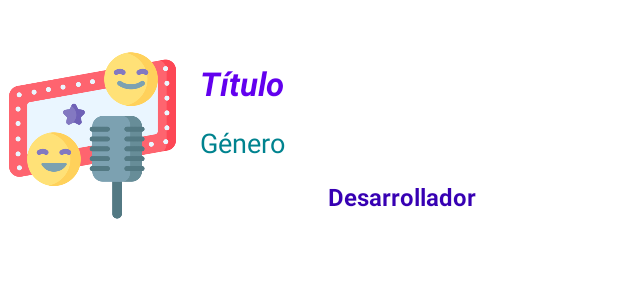
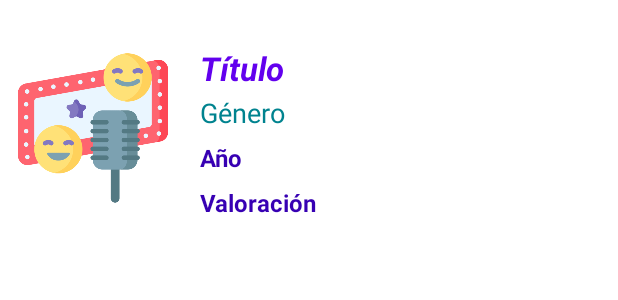
Before and after one commit to RotcehOdraude/Practica2, an Android app: the layout list_element.xml on its own in the app's theme, with its tools: preview values and no code run, on a phone screen of 412 x 824 dp. Shown: the top 300 px of the screen. Run offline under Robolectric (Android 15) with nearby library versions, the phone set to English and light mode, and no system bars.

Commit message:
Se implemnto el recycler view para mostrar los elementos en la base de datos. Falta modificar el input de genero con el spinner y modificar la imagen dependiendo de la opción seleccionada

```diff
--- a/app/src/main/java/com/example/practica2/db/DbMovies.kt
+++ b/app/src/main/java/com/example/practica2/db/DbMovies.kt
@@ -20,7 +20,7 @@ class DbMovies(private val context:Context):DbHelper(context) {
             values.put("anio",anio)
             values.put("valoracion",valoracion)
 
-            db.insert("movies",null, values)
+            id = db.insert("movies",null, values)
         }catch (e:Exception){
             //Manejo de excepciones
         }finally {
--- a/app/src/main/res/layout/activity_main.xml
+++ b/app/src/main/res/layout/activity_main.xml
@@ -7,7 +7,7 @@
     tools:context=".view.activities.MainActivity">
 
     <androidx.recyclerview.widget.RecyclerView
-        android:id="@+id/rvGames"
+        android:id="@+id/rvMovies"
         android:layout_width="0dp"
         android:layout_height="0dp"
         app:layout_constraintBottom_toBottomOf="parent"
--- a/app/src/main/res/layout/list_element.xml
+++ b/app/src/main/res/layout/list_element.xml
@@ -24,21 +24,21 @@
         android:layout_width="wrap_content"
         android:layout_height="wrap_content"
         android:orientation="horizontal"
-        app:layout_constraintGuide_begin="70dp" />
+        app:layout_constraintGuide_begin="60dp" />
 
     <androidx.constraintlayout.widget.Guideline
         android:id="@+id/guideline5"
         android:layout_width="wrap_content"
         android:layout_height="wrap_content"
         android:orientation="horizontal"
-        app:layout_constraintGuide_begin="120dp" />
+        app:layout_constraintGuide_begin="90dp" />
 
     <androidx.constraintlayout.widget.Guideline
         android:id="@+id/guideline6"
         android:layout_width="wrap_content"
         android:layout_height="wrap_content"
         android:orientation="horizontal"
-        app:layout_constraintGuide_begin="160dp" />
+        app:layout_constraintGuide_begin="120dp" />
 
     <androidx.constraintlayout.widget.Guideline
         android:id="@+id/guideline7"
@@ -50,10 +50,12 @@
 
     <ImageView
         android:id="@+id/imageView"
-        android:layout_width="111dp"
-        android:layout_height="111dp"
+        android:layout_width="100dp"
+        android:layout_height="100dp"
+        android:layout_marginStart="16dp"
+        android:layout_marginEnd="16dp"
         android:contentDescription="@string/description_default_image"
-        app:layout_constraintBottom_toTopOf="@id/guideline6"
+        app:layout_constraintBottom_toTopOf="@id/guideline8"
         app:layout_constraintEnd_toStartOf="@id/guideline7"
         app:layout_constraintStart_toStartOf="parent"
         app:layout_constraintTop_toTopOf="@id/guideline3"
@@ -65,11 +67,11 @@
         android:layout_width="wrap_content"
         android:layout_height="wrap_content"
         android:orientation="horizontal"
-        app:layout_constraintGuide_begin="175dp" />
+        app:layout_constraintGuide_begin="150dp" />
 
 
     <TextView
-        android:id="@+id/tvTitle"
+        android:id="@+id/tvTitulo"
         android:layout_width="0dp"
         android:layout_height="0dp"
         android:layout_marginStart="10dp"
@@ -84,7 +86,7 @@
         tools:text="Título" />
 
     <TextView
-        android:id="@+id/tvGenre"
+        android:id="@+id/tvGenero"
         android:layout_width="0dp"
         android:layout_height="0dp"
         android:layout_marginStart="10dp"
@@ -94,14 +96,15 @@
         app:layout_constraintBottom_toTopOf="@+id/guideline5"
         app:layout_constraintEnd_toEndOf="parent"
         app:layout_constraintStart_toStartOf="@+id/guideline7"
-        app:layout_constraintTop_toBottomOf="@+id/tvTitle"
+        app:layout_constraintTop_toBottomOf="@+id/tvTitulo"
         tools:text="Género" />
 
     <TextView
-        android:id="@+id/tvDeveloper"
+        android:id="@+id/tvAnio"
         android:layout_width="0dp"
         android:layout_height="0dp"
-        android:gravity="center_horizontal|top"
+        android:layout_marginStart="10dp"
+        android:gravity="center_vertical"
         android:textColor="?attr/colorPrimaryVariant"
         android:textSize="16sp"
         android:textStyle="bold"
@@ -109,6 +112,21 @@
         app:layout_constraintEnd_toEndOf="parent"
         app:layout_constraintStart_toStartOf="@+id/guideline7"
         app:layout_constraintTop_toTopOf="@+id/guideline5"
-        tools:text="Desarrollador" />
+        tools:text="Año" />
+
+    <TextView
+        android:id="@+id/tvValoracion"
+        android:layout_width="0dp"
+        android:layout_height="0dp"
+        android:layout_marginStart="10dp"
+        android:gravity="center_vertical"
+        android:textColor="?attr/colorPrimaryVariant"
+        android:textSize="16sp"
+        android:textStyle="bold"
+        tools:text="Valoración"
+        app:layout_constraintBottom_toTopOf="@+id/guideline8"
+        app:layout_constraintEnd_toEndOf="parent"
+        app:layout_constraintStart_toStartOf="@+id/guideline7"
+        app:layout_constraintTop_toTopOf="@+id/guideline6"/>
 
 </androidx.constraintlayout.widget.ConstraintLayout>
```
Also changed, not shown: app/src/main/java/com/example/practica2/view/activities/MainActivity.kt (+16 -7 lines), app/src/main/java/com/example/practica2/view/adapters/MoviesAdapter.kt (added, +48 -0 lines).
